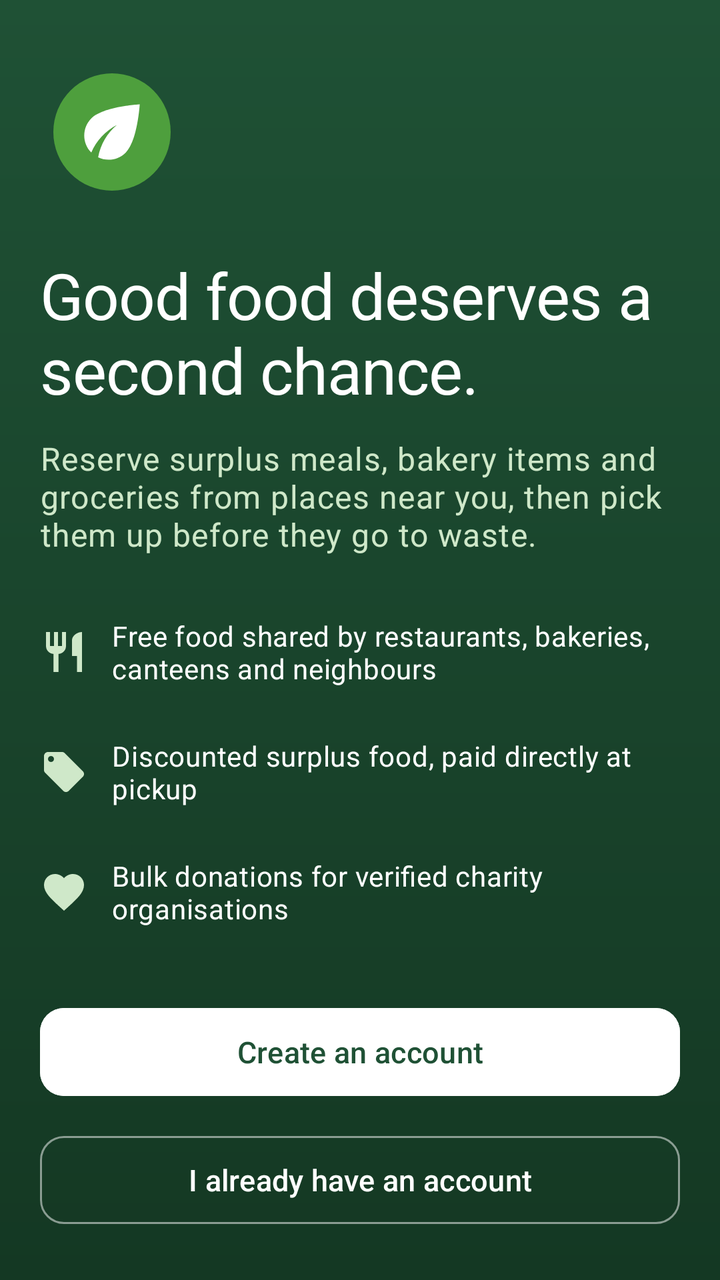
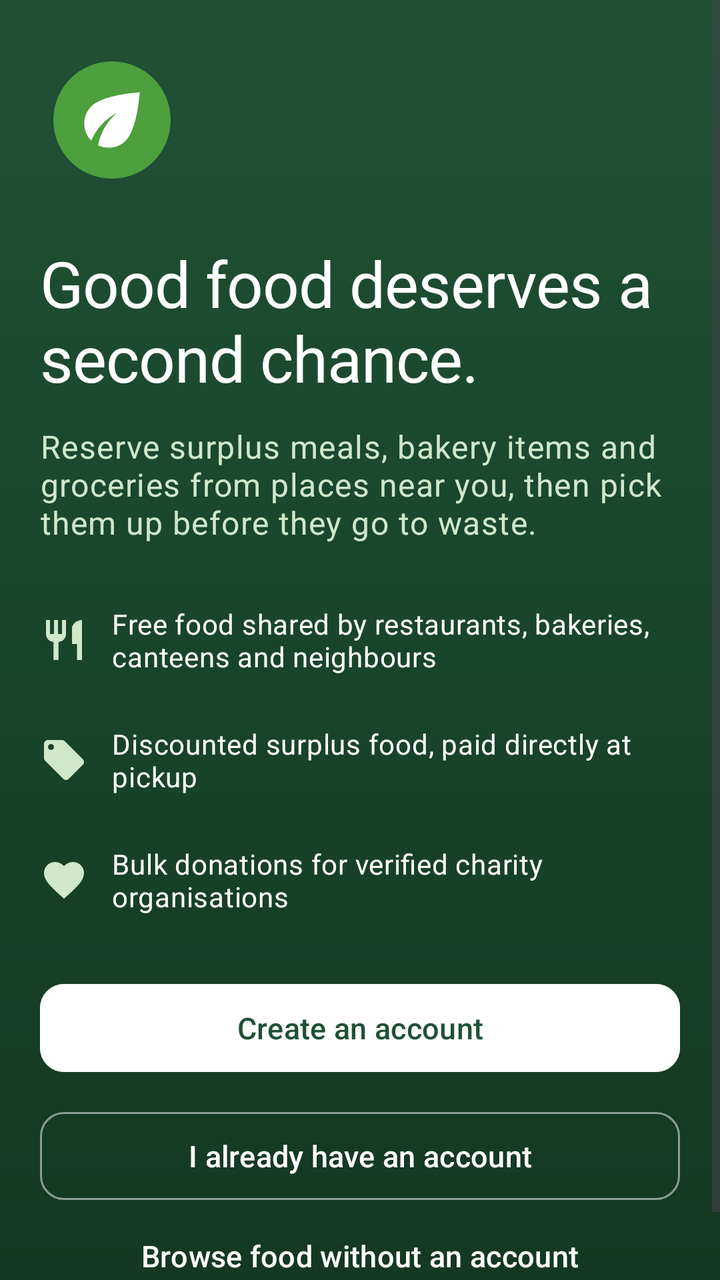

Before-and-after screenshots of an Android layout around one commit, followed by the original layout XML and the change that was made.
<!-- AndroidManifest.xml: activity theme Theme.ShareBite.Splash -->
<!-- res/layout/activity_welcome.xml -->
<?xml version="1.0" encoding="utf-8"?>
<ScrollView xmlns:android="http://schemas.android.com/apk/res/android"
    xmlns:app="http://schemas.android.com/apk/res-auto"
    android:layout_width="match_parent"
    android:layout_height="match_parent"
    android:background="@drawable/bg_welcome"
    android:fillViewport="true">

    <LinearLayout
        android:id="@+id/content"
        android:layout_width="match_parent"
        android:layout_height="wrap_content"
        android:orientation="vertical"
        android:paddingStart="@dimen/screen_padding"
        android:paddingEnd="@dimen/screen_padding">

        <Space
            android:layout_width="match_parent"
            android:layout_height="0dp"
            android:layout_weight="1"
            android:minHeight="@dimen/space_xl" />

        <ImageView
            android:layout_width="72dp"
            android:layout_height="72dp"
            android:contentDescription="@null"
            android:src="@drawable/ic_logo" />

        <TextView
            android:layout_width="wrap_content"
            android:layout_height="wrap_content"
            android:layout_marginTop="@dimen/space_xl"
            android:text="@string/welcome_title"
            android:textAppearance="@style/TextAppearance.ShareBite.Display"
            android:textColor="@color/white" />

        <TextView
            android:layout_width="wrap_content"
            android:layout_height="wrap_content"
            android:layout_marginTop="@dimen/space_m"
            android:text="@string/welcome_subtitle"
            android:textAppearance="@style/TextAppearance.ShareBite.BodyLarge"
            android:textColor="@color/soft_green" />

        <TextView
            style="@style/ShareBite.WelcomeFeature"
            android:layout_marginTop="@dimen/space_xl"
            android:text="@string/welcome_feature_free"
            app:drawableStartCompat="@drawable/ic_restaurant" />

        <TextView
            style="@style/ShareBite.WelcomeFeature"
            android:text="@string/welcome_feature_discount"
            app:drawableStartCompat="@drawable/ic_local_offer" />

        <TextView
            style="@style/ShareBite.WelcomeFeature"
            android:text="@string/welcome_feature_charity"
            app:drawableStartCompat="@drawable/ic_favorite" />

        <Space
            android:layout_width="match_parent"
            android:layout_height="0dp"
            android:layout_weight="1"
            android:minHeight="@dimen/space_xl" />

        <com.google.android.material.button.MaterialButton
            android:id="@+id/registerButton"
            android:layout_width="match_parent"
            android:layout_height="wrap_content"
            android:backgroundTint="@color/white"
            android:text="@string/get_started"
            android:textColor="@color/forest_green" />

        <com.google.android.material.button.MaterialButton
            android:id="@+id/loginButton"
            style="@style/Widget.ShareBite.Button.Outlined"
            android:layout_width="match_parent"
            android:layout_height="wrap_content"
            android:layout_marginTop="@dimen/space_m"
            android:layout_marginBottom="@dimen/space_xl"
            android:text="@string/have_account"
            android:textColor="@color/white"
            app:strokeColor="#80FFFFFF" />
    </LinearLayout>
</ScrollView>
<!-- resources referenced by this layout -->
<resources>
  <color name="forest_green">#1F5135</color>
  <color name="soft_green">#CFE8C9</color>
  <color name="white">#FFFFFF</color>
  <dimen name="screen_padding">20dp</dimen>
  <dimen name="space_m">12dp</dimen>
  <dimen name="space_xl">24dp</dimen>
  <string name="get_started">Create an account</string>
  <string name="have_account">I already have an account</string>
  <string name="welcome_feature_charity">Bulk donations for verified charity organisations</string>
  <string name="welcome_feature_discount">Discounted surplus food, paid directly at pickup</string>
  <string name="welcome_feature_free">Free food shared by restaurants, bakeries, canteens and neighbours</string>
  <string name="welcome_subtitle">Reserve surplus meals, bakery items and groceries from places near you, then pick them up before they go to waste.</string>
  <string name="welcome_title">Good food deserves a second chance.</string>
  <style name="TextAppearance.ShareBite.BodyLarge" parent="TextAppearance.Material3.BodyLarge">
          <item name="android:textColor">@color/charcoal</item>
          <item name="android:lineSpacingMultiplier">1.15</item>
      </style>
  <color name="forest_green_dark">#143823</color>
  <color name="leaf_green">#4E9F3D</color>
  <dimen name="touch_target">48dp</dimen>
  <style name="TextAppearance.ShareBite.Body" parent="TextAppearance.Material3.BodyMedium">
          <item name="android:textColor">@color/charcoal_secondary</item>
          <item name="android:lineSpacingMultiplier">1.15</item>
      </style>
  <color name="charcoal">#23282D</color>
  <dimen name="button_height">52dp</dimen>
  <style name="TextAppearance.ShareBite.Button" parent="TextAppearance.Material3.LabelLarge">
          <item name="android:fontFamily">sans-serif-medium</item>
          <item name="android:textSize">15sp</item>
          <item name="android:textAllCaps">false</item>
      </style>
  <style name="ShapeAppearance.ShareBite.Small" parent="ShapeAppearance.Material3.SmallComponent">
          <item name="cornerSize">@dimen/radius_m</item>
      </style>
  <color name="charcoal_secondary">#5C6166</color>
  <dimen name="radius_m">12dp</dimen>
  <color name="mint_container">#E6F3E2</color>
  <color name="discount_amber">#A35C00</color>
  <color name="error_red">#B3261E</color>
  <color name="cream">#FAF7F0</color>
  <color name="cream_dark">#F1ECE1</color>
  <color name="charcoal_hint">#8A8F94</color>
  <color name="divider">#E6E1D6</color>
  <style name="ShapeAppearance.ShareBite.Medium" parent="ShapeAppearance.Material3.MediumComponent">
          <item name="cornerSize">@dimen/radius_l</item>
      </style>
  <dimen name="radius_l">18dp</dimen>
  <dimen name="card_elevation">2dp</dimen>
  <style name="TextAppearance.ShareBite.ToolbarTitle" parent="TextAppearance.Material3.TitleLarge">
          <item name="android:fontFamily">sans-serif-medium</item>
          <item name="android:textColor">@color/charcoal</item>
      </style>
  <style name="Widget.ShareBite.BottomNav.Indicator" parent="Widget.Material3.BottomNavigationView.ActiveIndicator">
          <item name="android:color">@color/soft_green</item>
      </style>
  <style name="TextAppearance.ShareBite.NavLabel" parent="TextAppearance.Material3.LabelSmall">
          <item name="android:fontFamily">sans-serif-medium</item>
          <item name="android:textSize">11sp</item>
      </style>
  <style name="ShapeAppearance.ShareBite.Chip" parent="">
          <item name="cornerFamily">rounded</item>
          <item name="cornerSize">50%</item>
      </style>
  <!-- unchanged entries left out for length: 16 -->
</resources>

<!-- the commit's change to res/layout/activity_welcome.xml (unified diff, before → after) -->
@@ -78,9 +78,17 @@
             android:layout_width="match_parent"
             android:layout_height="wrap_content"
             android:layout_marginTop="@dimen/space_m"
-            android:layout_marginBottom="@dimen/space_xl"
             android:text="@string/have_account"
             android:textColor="@color/white"
             app:strokeColor="#80FFFFFF" />
+
+        <com.google.android.material.button.MaterialButton
+            android:id="@+id/guestButton"
+            style="@style/Widget.ShareBite.Button.Text"
+            android:layout_width="match_parent"
+            android:layout_height="wrap_content"
+            android:layout_marginBottom="@dimen/space_xl"
+            android:text="@string/browse_as_guest"
+            android:textColor="@color/white" />
     </LinearLayout>
 </ScrollView>
<!-- resource entries referenced after the edit -->
@@ -6,6 +6,7 @@
   <dimen name="screen_padding">20dp</dimen>
   <dimen name="space_m">12dp</dimen>
   <dimen name="space_xl">24dp</dimen>
+  <string name="browse_as_guest">Browse food without an account</string>
   <string name="get_started">Create an account</string>
   <string name="have_account">I already have an account</string>
   <string name="welcome_feature_charity">Bulk donations for verified charity organisations</string>
@@ -16,6 +17,9 @@
   <style name="TextAppearance.ShareBite.BodyLarge" parent="TextAppearance.Material3.BodyLarge">
           <item name="android:textColor">@color/charcoal</item>
           <item name="android:lineSpacingMultiplier">1.15</item>
+      </style>
+  <style name="Widget.ShareBite.Button.Text" parent="Widget.Material3.Button.TextButton">
+          <item name="android:textAppearance">@style/TextAppearance.ShareBite.Button</item>
       </style>
   <color name="forest_green_dark">#143823</color>
   <color name="leaf_green">#4E9F3D</color>
